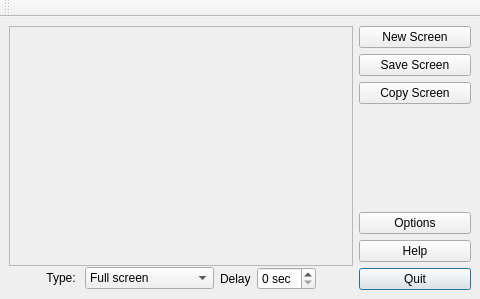
First picture: the form in src/ui/mainwindow.ui, repository lxqt/screengrab, before the edit.
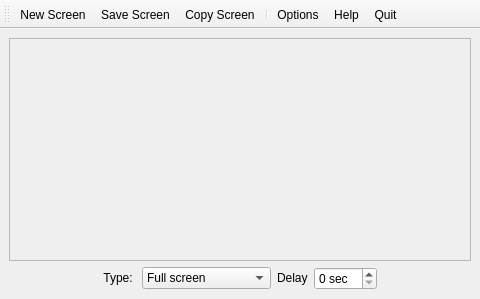
Second picture: the form after the edit. Icons and pictures are not drawn.

Commit message: Move buttons on right to toolbar and clean up main window layout

```diff
--- a/src/ui/mainwindow.ui
+++ b/src/ui/mainwindow.ui
@@ -20,25 +20,15 @@
    <string>ScreenGrab</string>
   </property>
   <widget class="QWidget" name="centralwidget">
-   <layout class="QHBoxLayout" name="horizontalLayout_3">
-    <item>
-     <layout class="QHBoxLayout" name="layoutMain">
-      <item>
-       <layout class="QVBoxLayout" name="layoutScreenArea">
+   <layout class="QVBoxLayout" name="verticalLayout">
         <item>
          <widget class="QLabel" name="scrLabel">
           <property name="sizePolicy">
-           <sizepolicy hsizetype="Minimum" vsizetype="Minimum">
+       <sizepolicy hsizetype="Preferred" vsizetype="Preferred">
             <horstretch>0</horstretch>
             <verstretch>0</verstretch>
            </sizepolicy>
           </property>
-          <property name="minimumSize">
-           <size>
-            <width>320</width>
-            <height>240</height>
-           </size>
-          </property>
           <property name="frameShape">
            <enum>QFrame::StyledPanel</enum>
           </property>
@@ -54,7 +44,26 @@
          </widget>
         </item>
         <item>
-         <layout class="QHBoxLayout" name="layoutScreenType">
+     <widget class="QWidget" name="widget_2" native="true">
+      <property name="sizePolicy">
+       <sizepolicy hsizetype="Expanding" vsizetype="Fixed">
+        <horstretch>0</horstretch>
+        <verstretch>0</verstretch>
+       </sizepolicy>
+      </property>
+      <layout class="QHBoxLayout" name="horizontalLayout_2">
+       <property name="leftMargin">
+        <number>0</number>
+       </property>
+       <property name="topMargin">
+        <number>0</number>
+       </property>
+       <property name="rightMargin">
+        <number>0</number>
+       </property>
+       <property name="bottomMargin">
+        <number>0</number>
+       </property>
           <item>
            <spacer name="horizontalSpacer_2">
             <property name="orientation">
@@ -63,7 +72,7 @@
             <property name="sizeHint" stdset="0">
              <size>
               <width>40</width>
-              <height>20</height>
+           <height>13</height>
              </size>
             </property>
            </spacer>
@@ -123,7 +132,7 @@
           <item>
            <widget class="QLabel" name="labDelay">
             <property name="sizePolicy">
-             <sizepolicy hsizetype="Fixed" vsizetype="Preferred">
+          <sizepolicy hsizetype="Preferred" vsizetype="Fixed">
               <horstretch>0</horstretch>
               <verstretch>0</verstretch>
              </sizepolicy>
@@ -165,197 +174,24 @@
             </property>
             <property name="sizeHint" stdset="0">
              <size>
-              <width>40</width>
-              <height>20</height>
+           <width>76</width>
+           <height>13</height>
              </size>
             </property>
            </spacer>
           </item>
          </layout>
-        </item>
-       </layout>
-      </item>
-      <item>
-       <layout class="QVBoxLayout" name="layotButtons">
-        <property name="sizeConstraint">
-         <enum>QLayout::SetMinimumSize</enum>
-        </property>
-        <item>
-         <widget class="QPushButton" name="butNew">
-          <property name="sizePolicy">
-           <sizepolicy hsizetype="Minimum" vsizetype="Fixed">
-            <horstretch>0</horstretch>
-            <verstretch>0</verstretch>
-           </sizepolicy>
-          </property>
-          <property name="minimumSize">
-           <size>
-            <width>112</width>
-            <height>0</height>
-           </size>
-          </property>
-          <property name="toolTip">
-           <string>Getting new screenshot</string>
-          </property>
-          <property name="text">
-           <string>New Screen</string>
-          </property>
-          <property name="shortcut">
-           <string>Ctrl+N</string>
-          </property>
-         </widget>
-        </item>
-        <item>
-         <widget class="QPushButton" name="butSave">
-          <property name="sizePolicy">
-           <sizepolicy hsizetype="Preferred" vsizetype="Fixed">
-            <horstretch>0</horstretch>
-            <verstretch>0</verstretch>
-           </sizepolicy>
-          </property>
-          <property name="minimumSize">
-           <size>
-            <width>112</width>
-            <height>0</height>
-           </size>
-          </property>
-          <property name="toolTip">
-           <string>Save current screenshot into graphical file</string>
-          </property>
-          <property name="text">
-           <string>Save Screen</string>
-          </property>
-          <property name="shortcut">
-           <string>Ctrl+S</string>
-          </property>
-         </widget>
-        </item>
-        <item>
-         <widget class="QPushButton" name="butCopy">
-          <property name="sizePolicy">
-           <sizepolicy hsizetype="Preferred" vsizetype="Fixed">
-            <horstretch>0</horstretch>
-            <verstretch>0</verstretch>
-           </sizepolicy>
-          </property>
-          <property name="minimumSize">
-           <size>
-            <width>112</width>
-            <height>0</height>
-           </size>
-          </property>
-          <property name="toolTip">
-           <string>Copy current screenshot into clipboard</string>
-          </property>
-          <property name="text">
-           <string>Copy Screen</string>
-          </property>
-          <property name="shortcut">
-           <string>Ctrl+C</string>
-          </property>
-         </widget>
-        </item>
-        <item>
-         <spacer name="verticalSpacer">
-          <property name="orientation">
-           <enum>Qt::Vertical</enum>
-          </property>
-          <property name="sizeHint" stdset="0">
-           <size>
-            <width>20</width>
-            <height>40</height>
-           </size>
-          </property>
-         </spacer>
-        </item>
-        <item>
-         <widget class="QPushButton" name="butOpt">
-          <property name="sizePolicy">
-           <sizepolicy hsizetype="Preferred" vsizetype="Fixed">
-            <horstretch>0</horstretch>
-            <verstretch>0</verstretch>
-           </sizepolicy>
-          </property>
-          <property name="minimumSize">
-           <size>
-            <width>112</width>
-            <height>0</height>
-           </size>
-          </property>
-          <property name="toolTip">
-           <string>Options dialog</string>
-          </property>
-          <property name="text">
-           <string>Options</string>
-          </property>
-          <property name="shortcut">
-           <string>Ctrl+O</string>
-          </property>
-         </widget>
-        </item>
-        <item>
-         <widget class="QPushButton" name="butHelp">
-          <property name="sizePolicy">
-           <sizepolicy hsizetype="Preferred" vsizetype="Fixed">
-            <horstretch>0</horstretch>
-            <verstretch>0</verstretch>
-           </sizepolicy>
-          </property>
-          <property name="minimumSize">
-           <size>
-            <width>112</width>
-            <height>0</height>
-           </size>
-          </property>
-          <property name="toolTip">
-           <string>Show help information</string>
-          </property>
-          <property name="text">
-           <string>Help</string>
-          </property>
-          <property name="shortcut">
-           <string>F1</string>
-          </property>
-         </widget>
-        </item>
-        <item>
-         <widget class="QPushButton" name="butQuit">
-          <property name="sizePolicy">
-           <sizepolicy hsizetype="Preferred" vsizetype="Fixed">
-            <horstretch>0</horstretch>
-            <verstretch>0</verstretch>
-           </sizepolicy>
-          </property>
-          <property name="minimumSize">
-           <size>
-            <width>112</width>
-            <height>0</height>
-           </size>
-          </property>
-          <property name="toolTip">
-           <string>Exit from ScreenGrab</string>
-          </property>
-          <property name="text">
-           <string>Quit</string>
-          </property>
-          <property name="shortcut">
-           <string>Ctrl+Q</string>
-          </property>
-          <property name="autoDefault">
-           <bool>false</bool>
-          </property>
-          <property name="default">
-           <bool>true</bool>
-          </property>
-         </widget>
-        </item>
-       </layout>
-      </item>
-     </layout>
+     </widget>
     </item>
    </layout>
   </widget>
   <widget class="QToolBar" name="toolBar">
+   <property name="sizePolicy">
+    <sizepolicy hsizetype="Preferred" vsizetype="Preferred">
+     <horstretch>0</horstretch>
+     <verstretch>0</verstretch>
+    </sizepolicy>
+   </property>
    <property name="windowTitle">
     <string>toolBar</string>
    </property>
@@ -365,7 +201,77 @@
    <attribute name="toolBarBreak">
     <bool>false</bool>
    </attribute>
+   <addaction name="actionNew"/>
+   <addaction name="actionSave"/>
+   <addaction name="actionCopy"/>
+   <addaction name="separator"/>
+   <addaction name="actionOptions"/>
+   <addaction name="actionHelp"/>
+   <addaction name="actionQuit"/>
   </widget>
+  <action name="actionNew">
+   <property name="icon">
+    <iconset theme="document-new">
+     <normaloff/>
+    </iconset>
+   </property>
+   <property name="text">
+    <string>New Screen</string>
+   </property>
+   <property name="toolTip">
+    <string>New Screen</string>
+   </property>
+  </action>
+  <action name="actionSave">
+   <property name="icon">
+    <iconset theme="document-save">
+     <normaloff/>
+    </iconset>
+   </property>
+   <property name="text">
+    <string>Save Screen</string>
+   </property>
+  </action>
+  <action name="actionCopy">
+   <property name="icon">
+    <iconset theme="edit-copy">
+     <normaloff/>
+    </iconset>
+   </property>
+   <property name="text">
+    <string>Copy Screen</string>
+   </property>
+  </action>
+  <action name="actionOptions">
+   <property name="icon">
+    <iconset theme="configure">
+     <normaloff/>
+    </iconset>
+   </property>
+   <property name="text">
+    <string>Options</string>
+   </property>
+  </action>
+  <action name="actionHelp">
+   <property name="icon">
+    <iconset theme="system-help">
+     <normaloff/>
+    </iconset>
+   </property>
+   <property name="text">
+    <string>Help</string>
+   </property>
+  </action>
+  <action name="actionQuit">
+   <property name="icon">
+    <iconset theme="application-exit">
+     <normaloff/>
+    </iconset>
+   </property>
+   <property name="text">
+    <string>Quit</string>
+   </property>
+  </action>
  </widget>
  <tabstops>
   <tabstop>butNew</tabstop>
```
Left out of the diff: 8 changed lines with no effect on the pictures. Lines whose indentation alone changed are shown as unchanged. The commit also changes 2 other files.
